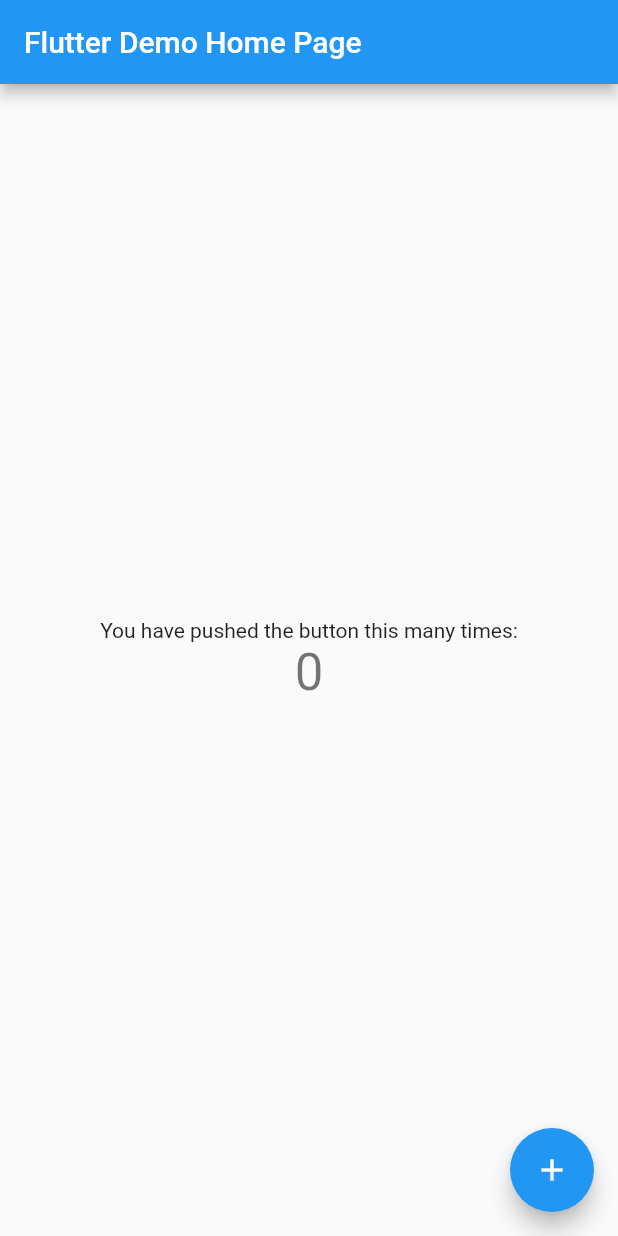
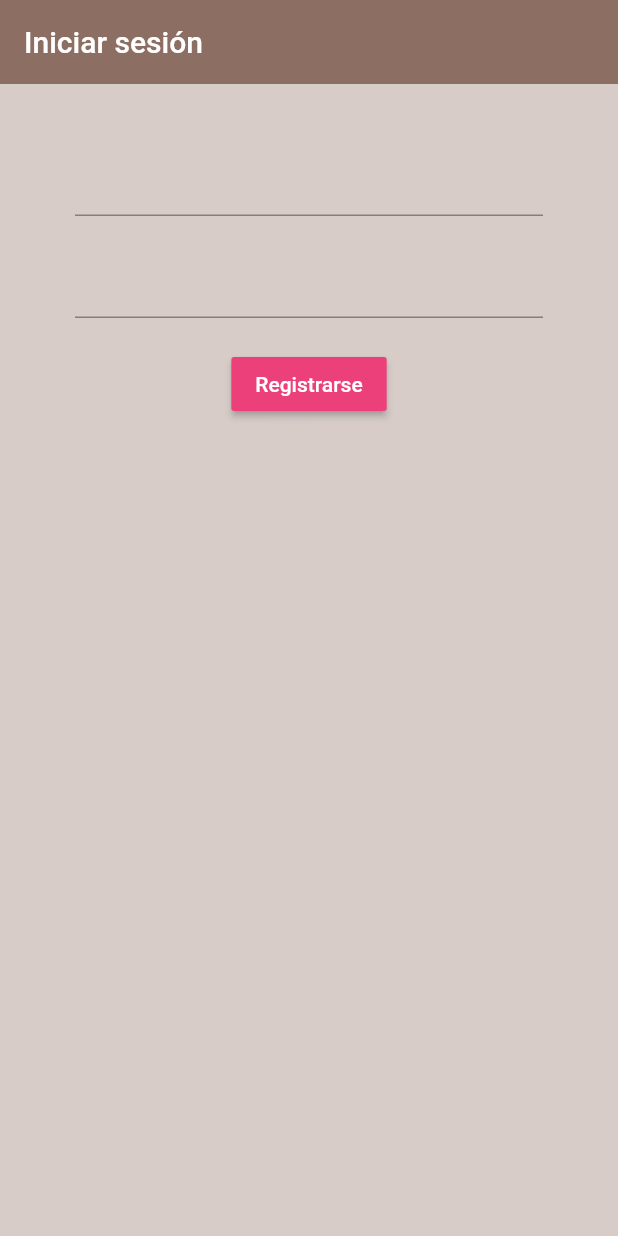
Before and after one commit to CarlosGreene/ProyectoEquipo4, a Flutter app: the screen it shows after launch, on a phone screen of 412 x 824 dp. Run offline on Flutter 3.47's test engine with Material 2 defaults, Android fonts, the light colour scheme and no system bars; our stand-ins replace firebase_auth; accounts and stored records are empty.

Commit message:
inicio de seción part1

```diff
--- a/pethouse/lib/main.dart
+++ b/pethouse/lib/main.dart
@@ -1,111 +1,19 @@
+import 'package:pethouse/screens/home/wrapper.dart';
+import 'package:pethouse/services/auth.dart';
 import 'package:flutter/material.dart';
+import 'package:provider/provider.dart';
+import 'package:pethouse/models/user.dart';
 
 void main() => runApp(MyApp());
 
-class MyApp extends StatelessWidget {
-  // This widget is the root of your application.
+class MyApp extends StatelessWidget{
   @override
   Widget build(BuildContext context) {
-    return MaterialApp(
-      title: 'Flutter Demo',
-      theme: ThemeData(
-        // This is the theme of your application.
-        //
-        // Try running your application with "flutter run". You'll see the
-        // application has a blue toolbar. Then, without quitting the app, try
-        // changing the primarySwatch below to Colors.green and then invoke
-        // "hot reload" (press "r" in the console where you ran "flutter run",
-        // or simply save your changes to "hot reload" in a Flutter IDE).
-        // Notice that the counter didn't reset back to zero; the application
-        // is not restarted.
-        primarySwatch: Colors.blue,
+    return StreamProvider<User>.value(
+      value: AuthService().user,
+      child: MaterialApp(
+        home: Wrapper(),
       ),
-      home: MyHomePage(title: 'Flutter Demo Home Page'),
     );
   }
 }
-
-class MyHomePage extends StatefulWidget {
-  MyHomePage({Key key, this.title}) : super(key: key);
-
-  // This widget is the home page of your application. It is stateful, meaning
-  // that it has a State object (defined below) that contains fields that affect
-  // how it looks.
-
-  // This class is the configuration for the state. It holds the values (in this
-  // case the title) provided by the parent (in this case the App widget) and
-  // used by the build method of the State. Fields in a Widget subclass are
-  // always marked "final".
-
-  final String title;
-
-  @override
-  _MyHomePageState createState() => _MyHomePageState();
-}
-
-class _MyHomePageState extends State<MyHomePage> {
-  int _counter = 0;
-
-  void _incrementCounter() {
-    setState(() {
-      // This call to setState tells the Flutter framework that something has
-      // changed in this State, which causes it to rerun the build method below
-      // so that the display can reflect the updated values. If we changed
-      // _counter without calling setState(), then the build method would not be
-      // called again, and so nothing would appear to happen.
-      _counter++;
-    });
-  }
-
-  @override
-  Widget build(BuildContext context) {
-    // This method is rerun every time setState is called, for instance as done
-    // by the _incrementCounter method above.
-    //
-    // The Flutter framework has been optimized to make rerunning build methods
-    // fast, so that you can just rebuild anything that needs updating rather
-    // than having to individually change instances of widgets.
-    return Scaffold(
-      appBar: AppBar(
-        // Here we take the value from the MyHomePage object that was created by
-        // the App.build method, and use it to set our appbar title.
-        title: Text(widget.title),
-      ),
-      body: Center(
-        // Center is a layout widget. It takes a single child and positions it
-        // in the middle of the parent.
-        child: Column(
-          // Column is also a layout widget. It takes a list of children and
-          // arranges them vertically. By default, it sizes itself to fit its
-          // children horizontally, and tries to be as tall as its parent.
-          //
-          // Invoke "debug painting" (press "p" in the console, choose the
-          // "Toggle Debug Paint" action from the Flutter Inspector in Android
-          // Studio, or the "Toggle Debug Paint" command in Visual Studio Code)
-          // to see the wireframe for each widget.
-          //
-          // Column has various properties to control how it sizes itself and
-          // how it positions its children. Here we use mainAxisAlignment to
-          // center the children vertically; the main axis here is the vertical
-          // axis because Columns are vertical (the cross axis would be
-          // horizontal).
-          mainAxisAlignment: MainAxisAlignment.center,
-          children: <Widget>[
-            Text(
-              'You have pushed the button this many times:',
-            ),
-            Text(
-              '$_counter',
-              style: Theme.of(context).textTheme.display1,
-            ),
-          ],
-        ),
-      ),
-      floatingActionButton: FloatingActionButton(
-        onPressed: _incrementCounter,
-        tooltip: 'Increment',
-        child: Icon(Icons.add),
-      ), // This trailing comma makes auto-formatting nicer for build methods.
-    );
-  }
-}
--- /dev/null
+++ b/pethouse/lib/models/user.dart
@@ -0,0 +1,7 @@
+class User {
+
+  final String uid;
+
+  User({ this.uid });
+
+}
--- /dev/null
+++ b/pethouse/lib/screens/authenticate/authenticate.dart
@@ -0,0 +1,16 @@
+import 'package:flutter/material.dart';
+import 'package:pethouse/screens/authenticate/register.dart';
+
+class Authenticate extends StatefulWidget {
+  @override
+  _AuthenticateState createState() => _AuthenticateState();
+}
+
+class _AuthenticateState extends State<Authenticate> {
+  @override
+  Widget build(BuildContext context) {
+    return Container(
+      child: Register(),
+    );
+  }
+}
--- /dev/null
+++ b/pethouse/lib/screens/authenticate/register.dart
@@ -0,0 +1,60 @@
+import 'package:flutter/material.dart';
+import 'package:pethouse/services/auth.dart';
+
+class Register extends StatefulWidget {
+  @override
+  _RegisterState createState() => _RegisterState();
+}
+
+class _RegisterState extends State<Register> {
+
+  final AuthService _auth = AuthService();
+
+  String email = '', password = '';
+
+  @override
+  Widget build(BuildContext context) {
+    return Scaffold(
+      backgroundColor: Colors.brown[100],
+      appBar: AppBar(
+        backgroundColor: Colors.brown[400],
+        elevation: 0.0,
+        title: Text('Iniciar sesión'),
+      ),
+      body: Container(
+        padding: EdgeInsets.symmetric(vertical: 20.0, horizontal: 50.0),
+        child: Form(
+          child: Column(
+            children: <Widget> [
+              SizedBox(height: 20.0,),
+              TextFormField(
+                onChanged: (val) {
+                  setState(() => email = val);
+                },
+              ),
+              SizedBox(height: 20.0),
+              TextFormField(
+                obscureText: true,
+                onChanged:(val) {
+                  setState(() => password = val);
+                }
+              ),
+              SizedBox(height: 20.0),
+              RaisedButton(
+                color: Colors.pink[400],
+                child: Text(
+                  'Registrarse',
+                  style: TextStyle(color: Colors.white),
+                ),
+                onPressed: () async {
+                  print(email);
+                  print(password);
+                },
+              ),
+            ]
+          ),
+        ),
+      ),
+    );
+  }
+}
--- /dev/null
+++ b/pethouse/lib/screens/home/wrapper.dart
@@ -0,0 +1,24 @@
+import 'package:flutter/material.dart';
+import 'package:pethouse/screens/authenticate/authenticate.dart';
+import 'package:pethouse/screens/home/home.dart';
+import 'package:provider/provider.dart';
+import 'package:pethouse/models/user.dart';
+
+class Wrapper extends StatelessWidget {
+  @override
+  Widget build(BuildContext context) {
+
+    final user = Provider.of<User>(context);
+    print(user);
+
+    //Te envia a home o a authenticate
+    if(user == null)
+    {
+      return Authenticate();
+    }
+    else
+    {
+      return Home();
+    }
+  }
+}
--- a/pethouse/pubspec.yaml
+++ b/pethouse/pubspec.yaml
@@ -25,6 +25,8 @@
   cupertino_icons: ^0.1.2
   firebase_auth: ^0.15.5+2
   cloud_firestore: ^0.13.4+2
+  provider: ^4.0.4
+  flutter_spinkit: ^4.1.2
 
 dev_dependencies:
   flutter_test:
```
Also changed, not shown: pethouse/lib/screens/authenticate/sign_in.dart (added, +61 -0 lines), pethouse/lib/screens/home/home.dart (added, +28 -0 lines), pethouse/lib/services/auth.dart (added, +44 -0 lines), pethouse/pubspec.lock.
